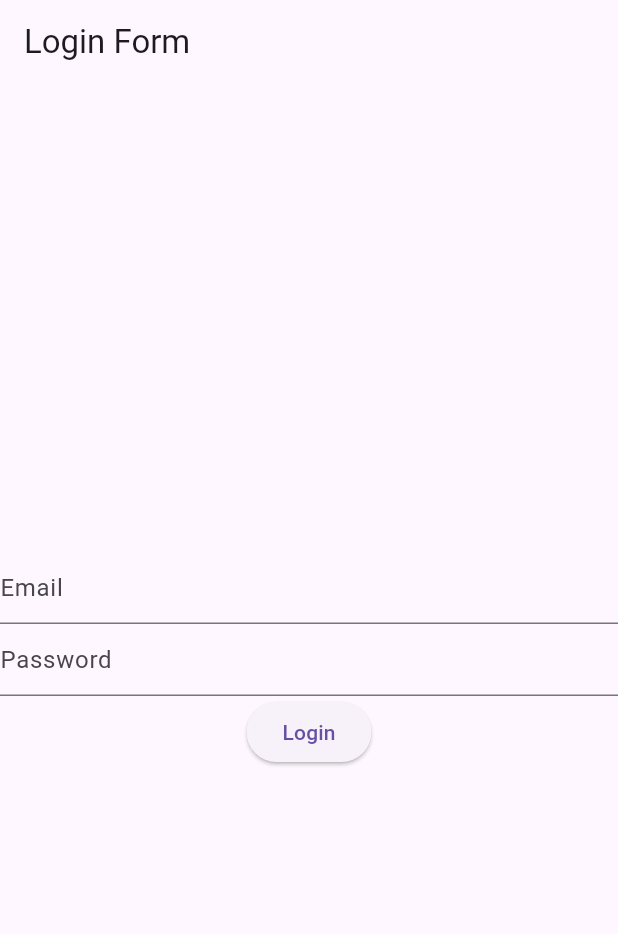
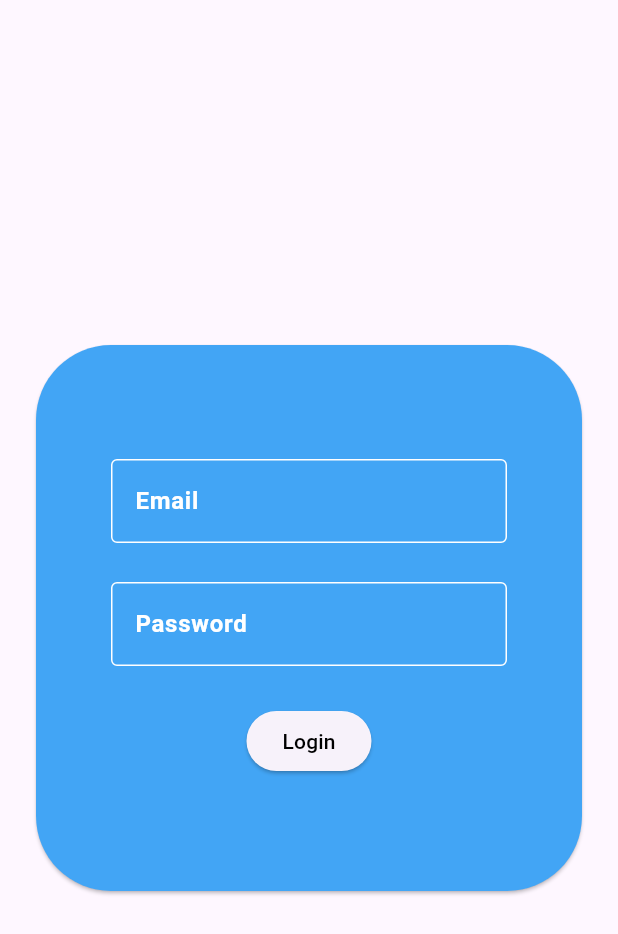
Before and after one commit to FahrelRhz/flutter_dasar, a Flutter app: the screen it shows after launch, on a phone screen of 412 x 824 dp. Shown: the top 934 px of the screen. Run offline on Flutter 3.47's test engine with Material 3 defaults, Android fonts, the light colour scheme and no system bars.

Commit message:
form login

```diff
--- a/lib/main.dart
+++ b/lib/main.dart
@@ -28,37 +28,73 @@ class MyHomePage extends StatefulWidget {
 }
 
 class _MyHomePageState extends State<MyHomePage> {
-
   @override
   Widget build(BuildContext context) {
     return Scaffold(
-      appBar: AppBar(
-        title: Text("Login Form"),
-      ),
       body: Center(
+        child: Stack(
+          alignment: Alignment.center,
+          children: <Widget>[
+            Container(
+              width: MediaQuery.of(context).size.shortestSide,
+              height: MediaQuery.of(context).size.shortestSide,
+              padding: EdgeInsets.all(20.0),
+              alignment: Alignment.center,
+              child: Card(
+                shape: RoundedRectangleBorder(
+                    borderRadius: BorderRadius.circular(50)),
+                color: Colors.blue[400],
+                child: Padding(
+                  padding: const EdgeInsets.all(50.0),
                   child: Column(
-          mainAxisAlignment: MainAxisAlignment.center,
+                    mainAxisAlignment: MainAxisAlignment.spaceEvenly,
                     children: <Widget>[
                       TextFormField(
                         decoration: InputDecoration(
-                hintText: "Email"
+                          labelText: "Email",
+                          labelStyle: TextStyle(
+                            fontSize: 16, // Ukuran teks label
+                            fontWeight: FontWeight.bold, // Membuat label lebih menonjol
+                            color: Colors.white, // Warna teks label
+                          ),
+                          focusedBorder: OutlineInputBorder(
+                            borderSide: BorderSide(color: const Color.fromARGB(255, 255, 255, 255)), // Border saat fokus
+                          ),
+                          enabledBorder: OutlineInputBorder(
+                            borderSide: BorderSide(color: const Color.fromARGB(255, 255, 255, 255)), // Border saat tidak fokus
+                          ),
                         ),
                       ),
                       TextFormField(
                         decoration: InputDecoration(
-                hintText: "Password"
+                          labelText: "Password",
+                          labelStyle: TextStyle(
+                            fontSize: 16, // Ukuran teks label
+                            fontWeight: FontWeight.bold, // Membuat label lebih menonjol
+                            color: Colors.white, // Warna teks label
+                          ),
+                          focusedBorder: OutlineInputBorder(
+                            borderSide: BorderSide(color: const Color.fromARGB(255, 255, 255, 255)), // Border saat fokus
+                          ),
+                          enabledBorder: OutlineInputBorder(
+                            borderSide: BorderSide(color: const Color.fromARGB(255, 255, 255, 255)), // Border saat tidak fokus
+                          ),
                         ),
                       ),
                       ElevatedButton(
                         onPressed: () {
-                Navigator.push(
-                  context,
-                  MaterialPageRoute(
-                    builder: (context) => Page2()
-                  )
-                );
+                          Navigator.push(context,
+                              MaterialPageRoute(builder: (context) => Page2()));
                         },
-              child: Text("Login"),
+                        child: Text(
+                          "Login",
+                          style: TextStyle(color: Colors.black),
+                        ),
+                      ),
+                    ],
+                  ),
+                ),
+              ),
             )
           ],
         ),
```
Lines whose indentation alone changed are shown as unchanged.
